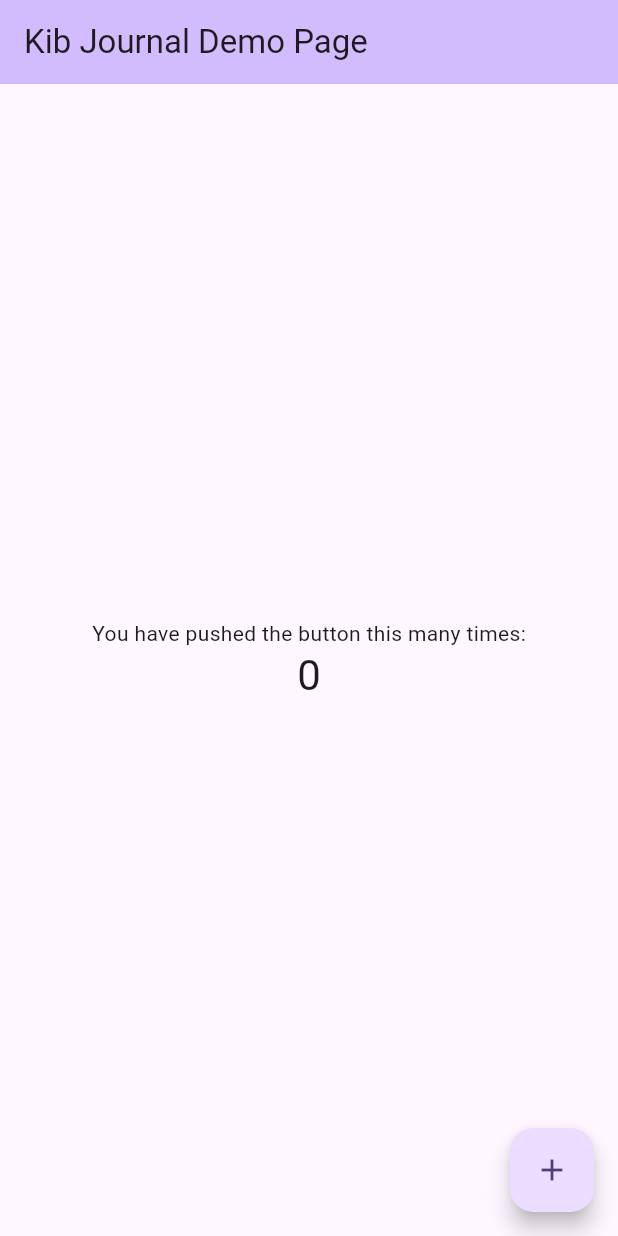
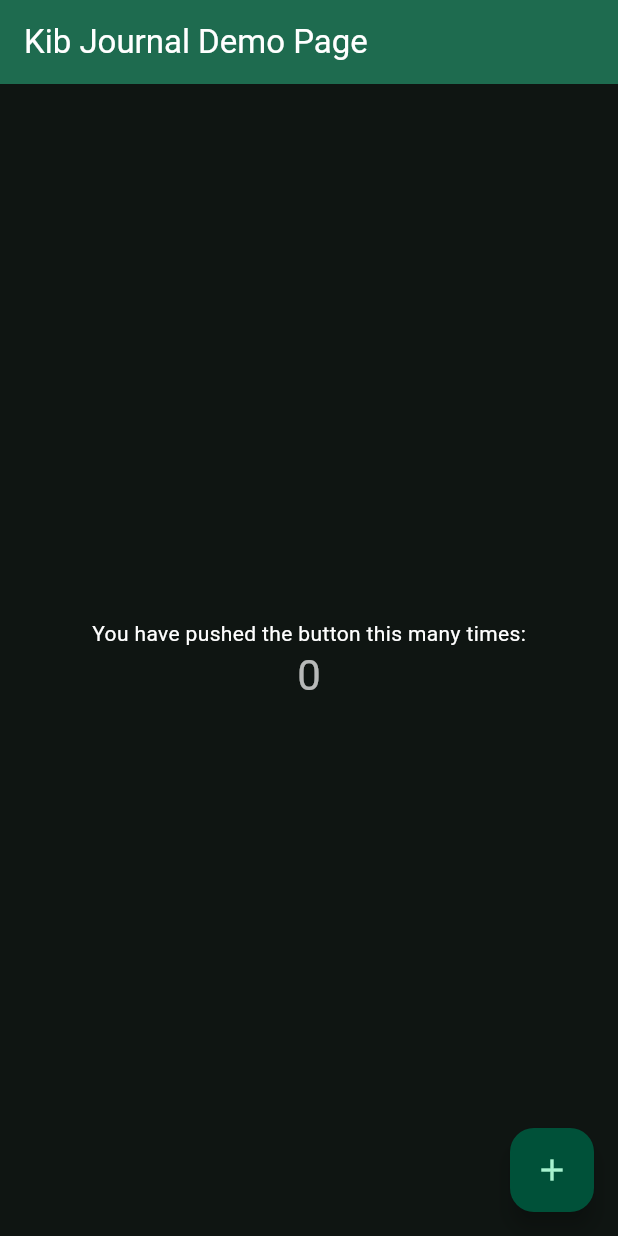
Before and after one commit to kibmuikia/kib_journal, a Flutter app: the screen it shows after launch, on a phone screen of 412 x 824 dp. Run offline on Flutter 3.47's test engine with Material 3 defaults, Android fonts, the phone set to English and light mode, and no system bars; our stand-ins replace equatable, get_it, sizer; missing offline and left inert: kib_debug_print, kib_utils.

Commit message:
task: initialise theme setup.

```diff
--- a/lib/app.dart
+++ b/lib/app.dart
@@ -1,4 +1,5 @@
 import 'package:flutter/material.dart';
+import 'package:kib_journal/config/theme/app_theme.dart' show AppThemeConfig;
 import 'package:kib_journal/core/constants/app_constants.dart' show appName;
 import 'package:kib_journal/presentation/screens/my_home_page.dart'
     show MyHomePage;
@@ -24,9 +25,9 @@ class KibJournal extends StatelessWidget {
   MaterialApp _materialApp(BuildContext ctx) {
     return MaterialApp(
       title: appName,
-      theme: ThemeData(
-        colorScheme: ColorScheme.fromSeed(seedColor: Colors.deepPurple),
-      ),
+      theme: AppThemeConfig.lightTheme,
+      themeMode: ThemeMode.dark,
+      darkTheme: AppThemeConfig.darkTheme,
       home: const MyHomePage(title: '$appName Demo Page'),
     );
   }
--- a/lib/config/theme/app_theme.dart
+++ b/lib/config/theme/app_theme.dart
@@ -0,0 +1,71 @@
+import 'package:flutter/material.dart';
+
+class AppThemeConfig {
+  static ThemeData generateTheme({
+    required Brightness brightness,
+    required Color error,
+    Iterable<ThemeExtension<dynamic>>? extensions,
+  }) {
+    final isDark = brightness == Brightness.dark;
+    final baseTextTheme =
+        isDark ? Typography.whiteMountainView : Typography.whiteMountainView;
+
+    return ThemeData(
+      brightness: brightness,
+      extensions: extensions,
+      textTheme: baseTextTheme,
+      fontFamily: 'Roboto',
+      colorScheme: ColorScheme.fromSeed(
+        seedColor: AppColors.mintPrimary,
+        brightness: brightness,
+        primary: AppColors.primary,
+        // secondary, tertiary & surface
+        error: error,
+      ),
+      appBarTheme: AppBarTheme(
+        backgroundColor:
+            isDark ? AppColors.mintDark : AppColors.mintDark.withAlpha(200),
+        foregroundColor: Colors.white,
+      ),
+    );
+  }
+
+  static ThemeData get darkTheme => generateTheme(
+    brightness: Brightness.dark,
+    error: Colors.red,
+    extensions: null,
+  );
+
+  static ThemeData get lightTheme => generateTheme(
+    brightness: Brightness.light,
+    error: Colors.red,
+    extensions: null,
+  );
+}
+
+class AppColors {
+  // Mint color palette
+  static const Color mintPrimary = Color(0xFF3EB489); // Medium mint
+  static const Color mintLight = Color(0xFF98D8C8); // Light mint
+  static const Color mintDark = Color(0xFF2A7F60); // Dark mint
+
+  // Primary
+  static const Color primary = Color(0xFF3EB489);
+  static const Color primaryDark = Color(0xFF2A7F60);
+
+  // Secondary
+  static const Color secondary = Color(0xFF98D8C8);
+  static const Color secondaryDark = Color(0xFF266B50);
+
+  // Primary text
+  static const Color primaryText = Colors.white;
+  static const Color primaryDarkText = Colors.white;
+
+  // Secondary text
+  static const Color secondaryText = Color(0xFFBBF0DD);
+  static const Color secondaryDarkText = Color(0xFFA9E6D0);
+
+  // Surface colors (for cards, etc.)
+  static const Color surfaceLight = Color(0xFF303030);
+  static const Color surfaceDark = Color(0xFF121212);
+}
```
